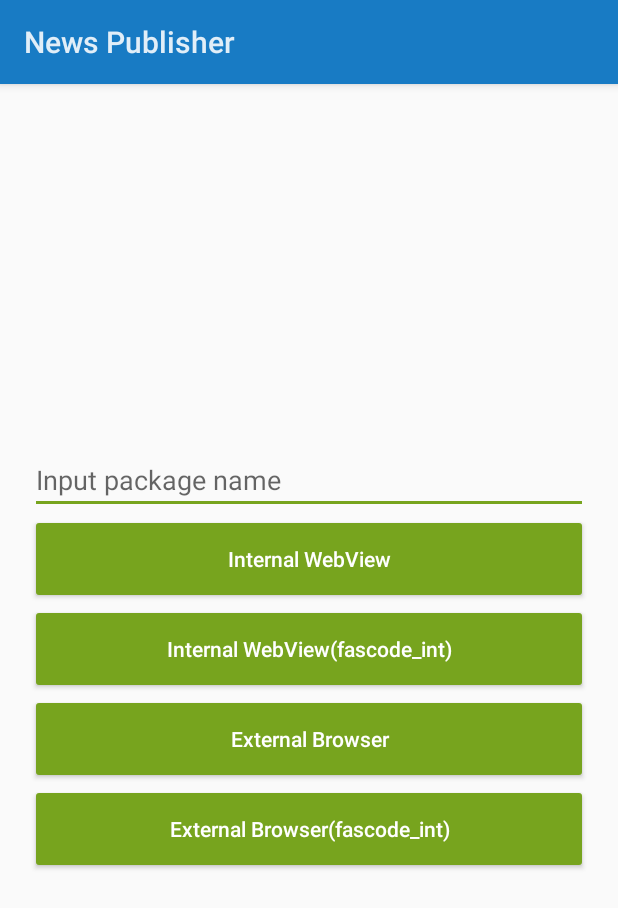
After one commit to liahoo/NewsPublisher, an Android app: the ClickFarmActivity screen opened directly, with no data from a screen before it, on a phone screen of 412 x 824 dp. The commit adds this screen. Shown: the top 908 px of the screen. Run offline under Robolectric (Android 15) with nearby library versions, the phone set to English and light mode, and no system bars; network calls fail.

Commit message:
Well, changed a lot

```diff
--- a/app/src/main/AndroidManifest.xml
+++ b/app/src/main/AndroidManifest.xml
@@ -5,7 +5,7 @@
     <uses-permission android:name="android.permission.INTERNET"/>
     <application
         android:name=".PublisherApp"
-        android:allowBackup="true"
+        android:allowBackup="false"
         android:icon="@mipmap/ic_launcher"
         android:label="@string/app_name"
         android:supportsRtl="true"
@@ -27,6 +27,8 @@
             android:label="@string/title_game_over_activity"/>
         <activity android:name=".PlayGameActivity" />
         <activity android:name=".AdsListActivity" />
+        <activity android:name=".WebViewActivity" />
+        <activity android:name=".ClickFarmActivity" />
     </application>
 
 </manifest>
--- a/app/src/main/java/com/appsflyer/support/publisher/AdDialog.kt
+++ b/app/src/main/java/com/appsflyer/support/publisher/AdDialog.kt
@@ -30,13 +30,13 @@ class AdDialog: DialogFragment() {
             it.setCompoundDrawablesWithIntrinsicBounds(0,0,0, ad.image ?: 0)
             it.text = ad.text
             it.setOnClickListener {
-                ad.targetUrl?.replace("{epoch-time-adid}", (Date().time).toString() + "-" + PublisherApp.gaid)?.let {
+                ad.targetUrl?.replace("{adid}", GaidHelper.gaid ?: "")?.replace("{epoch-time-adid}", (Date().time).toString() + "-" + GaidHelper.gaid)?.let {
                     Log.i(TAG,"click on url: $it")
                     startActivity(Intent(Intent.ACTION_VIEW, Uri.parse(it)))
                 }
             }
             it.setOnLongClickListener {
-                ad.targetUrl?.replace("{epoch-time-adid}",(Date().time).toString() + "-" + PublisherApp.gaid)?.let {
+                ad.targetUrl?.replace("{adid}", GaidHelper.gaid ?: "")?.replace("{epoch-time-adid}",(Date().time).toString() + "-" + GaidHelper.gaid)?.let {
                     DialogFactory.showLinkText(inflater.context, it)
                     true
                 } ?: false
@@ -54,7 +54,7 @@ class AdDialog: DialogFragment() {
 
     private fun sendImpression() {
         Log.d(TAG, "[sendImpression]")
-        val url = ad.impressUrl?.replace("{epoch-time-adid}", (Date().time).toString() + "-" + PublisherApp.gaid)
+        val url = ad.impressUrl?.replace("{adid}", GaidHelper.gaid ?: "")?.replace("{epoch-time-adid}", (Date().time).toString() + "-" + GaidHelper.gaid)
 
         Log.i(TAG,"Request:\n $url")
         val queue = Volley.newRequestQueue(activity)
--- a/app/src/main/java/com/appsflyer/support/publisher/CardRecyclerAdapter.kt
+++ b/app/src/main/java/com/appsflyer/support/publisher/CardRecyclerAdapter.kt
@@ -3,7 +3,7 @@ package com.appsflyer.support.publisher
 import androidx.recyclerview.widget.RecyclerView
 import android.view.ViewGroup
 
-class CardRecyclerAdapter<CardItem: CardBindable>() : RecyclerView.Adapter<CardViewHolder>() {
+class CardRecyclerAdapter<CardItem: CardBindable> : RecyclerView.Adapter<CardViewHolder>() {
 
     private var list: MutableList<CardItem> = mutableListOf()
     override fun getItemCount(): Int {
--- /dev/null
+++ b/app/src/main/java/com/appsflyer/support/publisher/ClickFarmActivity.kt
@@ -0,0 +1,60 @@
+package com.appsflyer.support.publisher
+
+import android.app.Activity
+import android.content.Intent
+import android.net.Uri
+import android.os.Bundle
+import kotlinx.android.synthetic.main.activity_click_farm.*
+import java.text.SimpleDateFormat
+import java.util.*
+
+class ClickFarmActivity: Activity() {
+    val trackingLink = "https://fascode.com?app_id={appId}&pid=fascode_int&c={campaign}&&advertising_id={GAID}"
+    val trackingLinkFascode = "https://fascode.com?app_id={appId}&c={campaign}&&advertising_id={GAID}"
+    override fun onCreate(savedInstanceState: Bundle?) {
+        super.onCreate(savedInstanceState)
+        setContentView(R.layout.activity_click_farm)
+        editPackageName.setText(retrievePackageName())
+        btnInternal.setOnClickListener {
+            savePackageName()
+            WebViewActivity.start(this, createTrackingLink("fascode_int"))
+        }
+        btnInternalFascode.setOnClickListener {
+            savePackageName()
+            WebViewActivity.start(this,  createTrackingLink())
+        }
+        btnExternal.setOnClickListener {
+            savePackageName()
+            startActivity(Intent(Intent.ACTION_VIEW, Uri.parse(createTrackingLink())))
+        }
+        btnExternalFascode.setOnClickListener {
+            savePackageName()
+            startActivity(Intent(Intent.ACTION_VIEW, Uri.parse(createTrackingLink("fascode_int"))))
+        }
+    }
+
+    private fun retrievePackageName(): String? {
+        val prefs = getSharedPreferences("link-parameters", 0)
+        return prefs.getString("app_id", null)
+    }
+
+    private fun savePackageName() {
+        val prefs = getSharedPreferences("link-parameters", 0)
+        with(prefs) {
+            edit().putString("app_id", editPackageName?.text?.toString()).commit()
+        }
+    }
+
+    private fun getDateString(): String {
+        return SimpleDateFormat("yyyyMMdd").format(Date())
+    }
+
+    private fun createTrackingLink(pid: String = ""): String {
+        return trackingLink
+                .replace("{appId}", editPackageName.text?.toString() ?: "")
+                .replace("{pid}", pid)
+                .replace("{campaign}", getDateString())
+                .replace("{GAID}", GaidHelper.gaid ?: "")
+
+    }
+}
--- a/app/src/main/java/com/appsflyer/support/publisher/GameOverActivity.kt
+++ b/app/src/main/java/com/appsflyer/support/publisher/GameOverActivity.kt
@@ -14,5 +14,9 @@ class GameOverActivity: Activity() {
             }
         }
     }
+    override fun onResume() {
+        super.onResume()
+        GaidHelper.retrieveGaid(this.applicationContext)
+    }
 
 }
--- a/app/src/main/java/com/appsflyer/support/publisher/PlayGameActivity.kt
+++ b/app/src/main/java/com/appsflyer/support/publisher/PlayGameActivity.kt
@@ -10,6 +10,6 @@ class PlayGameActivity: Activity() {
         super.onCreate(savedInstanceState)
         setContentView(R.layout.activity_play_game)
         btnPlay.setOnClickListener { startActivity(Intent(this, GameOverActivity::class.java)) }
-        btnListAll.setOnClickListener { startActivity(Intent(this, AdsListActivity::class.java)) }
+//        btnListAll.setOnClickListener { startActivity(Intent(this, AdsListActivity::class.java)) }
     }
 }
--- /dev/null
+++ b/app/src/main/res/layout/activity_click_farm.xml
@@ -0,0 +1,48 @@
+<?xml version="1.0" encoding="utf-8"?>
+<LinearLayout xmlns:android="http://schemas.android.com/apk/res/android"
+    android:orientation="vertical" android:layout_width="match_parent"
+    android:layout_height="match_parent"
+    android:padding="20dp"
+    android:gravity="center">
+    <EditText
+        android:id="@+id/editPackageName"
+        android:layout_width="match_parent"
+        android:layout_height="wrap_content"
+        android:hint="@string/input_package_name"
+        />
+
+    <Button
+        android:id="@+id/btnInternal"
+        android:layout_width="match_parent"
+        android:layout_height="wrap_content"
+        android:minHeight="60dp"
+        android:text="Internal WebView"
+        android:textAllCaps="false">
+
+    </Button>
+    <Button
+        android:layout_width="match_parent"
+        android:layout_height="wrap_content"
+        android:minHeight="60dp"
+        android:text="Internal WebView(fascode_int)"
+        android:textAllCaps="false"
+        android:id="@+id/btnInternalFascode">
+    </Button>
+    <Button
+        android:layout_width="match_parent"
+        android:layout_height="wrap_content"
+        android:minHeight="60dp"
+        android:text="External Browser"
+        android:textAllCaps="false"
+        android:id="@+id/btnExternal">
+    </Button>
+    <Button
+        android:layout_width="match_parent"
+        android:layout_height="wrap_content"
+        android:minHeight="60dp"
+        android:text="External Browser(fascode_int)"
+        android:textAllCaps="false"
+        android:id="@+id/btnExternalFascode">
+    </Button>
+
+</LinearLayout>
--- a/app/src/main/res/values/strings.xml
+++ b/app/src/main/res/values/strings.xml
@@ -2,6 +2,7 @@
     <string name="app_name">News Publisher</string>
     <string name="headline_no">A theory claims all Skittles taste the same so we did a blind test - Are you really tasting the rainbow?</string>
     <string name="can_not_read_gaid">Oops, I can\'t read GAID from this device!</string>
+    <string name="it_is_lat">You have turned on Limited Ad Tracking!</string>
     <string name="play_game">Play Game</string>
     <string name="game_over">Game Over</string>
     <string name="title_news_activity">World News</string>
@@ -16,4 +17,5 @@
     <string name="article_text_7">Intricate, beautiful sugar cubes could be the key to getting 3D</string>
     <string name="close">Close</string>
     <string name="list_all">List All Ads</string>
+    <string name="input_package_name">Input package name</string>
 </resources>
--- a/build.gradle
+++ b/build.gradle
@@ -7,7 +7,7 @@ buildscript {
         jcenter()
     }
     dependencies {
-        classpath 'com.android.tools.build:gradle:3.5.0'
+        classpath 'com.android.tools.build:gradle:3.5.3'
         classpath "org.jetbrains.kotlin:kotlin-gradle-plugin:$kotlin_version"
         classpath 'com.google.gms:google-services:4.3.2'
 
```
Also changed, not shown: app/build.gradle (+23 -6 lines), app/src/main/java/com/appsflyer/support/publisher/AdsListActivity.kt (+7 -2 lines), app/src/main/java/com/appsflyer/support/publisher/ClickItems.kt (+23 -23 lines), app/src/main/java/com/appsflyer/support/publisher/GaidHelper.kt (added, +34 -0 lines), app/src/main/java/com/appsflyer/support/publisher/NewsActivity.kt (+8 -2 lines), app/src/main/java/com/appsflyer/support/publisher/PublisherApp.kt (+1 -28 lines), app/src/main/java/com/appsflyer/support/publisher/SplashActivity.kt (+23 -7 lines), app/src/main/java/com/appsflyer/support/publisher/WebViewActivity.kt (added, +48 -0 lines), app/src/main/res/layout/activity_play_game.xml (+8 -8 lines), app/src/main/res/layout/activity_webview.xml (added, +7 -0 lines), 2 other files.
